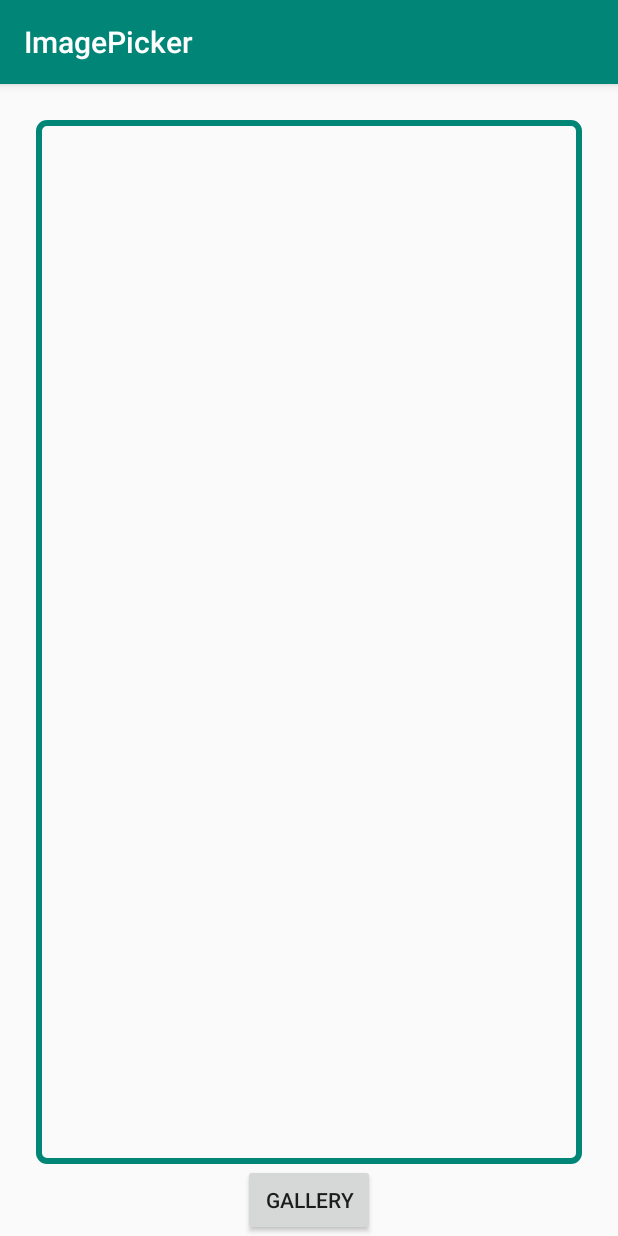
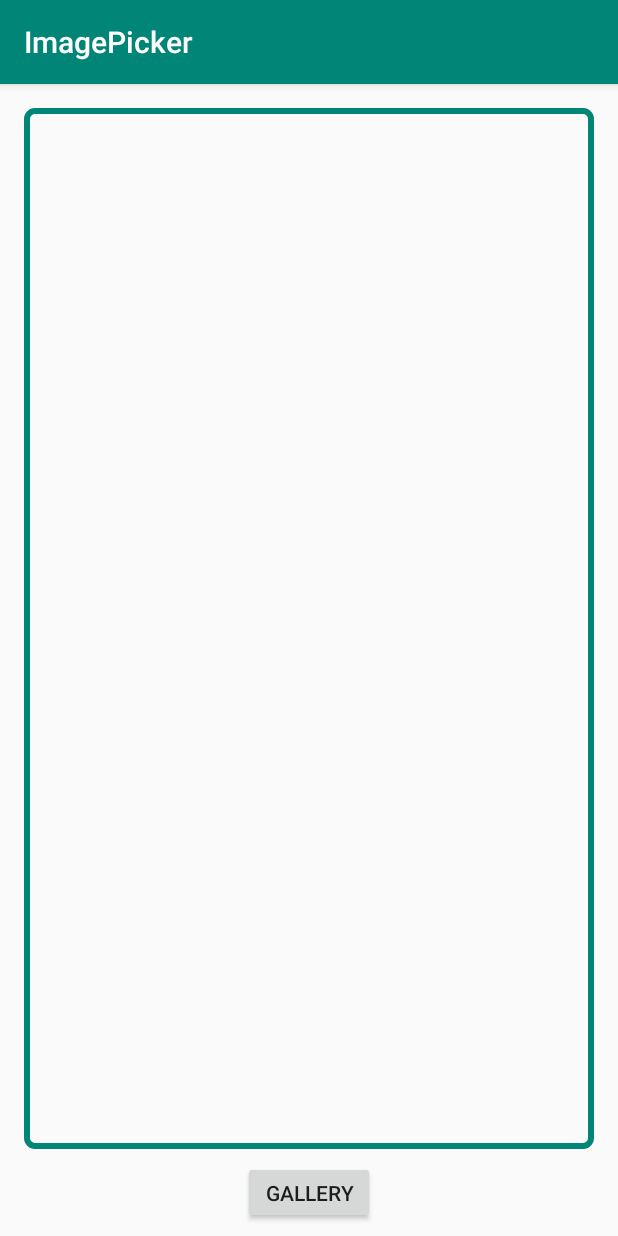
Before and after one commit to Valkaryne/AndroidLab, an Android app: the screen it shows after launch (MainActivity), on a phone screen of 412 x 824 dp. Run offline under Robolectric (Android 15) with nearby library versions, the phone set to English and light mode, and no system bars; 1 statement that could not run was skipped.

Commit message:
[TASK4-20] Refactored 'activity_main.xml'

```diff
--- a/tsk04_Overview/app/src/main/res/layout/activity_main.xml
+++ b/tsk04_Overview/app/src/main/res/layout/activity_main.xml
@@ -1,43 +1,31 @@
 <?xml version="1.0" encoding="utf-8"?>
-<android.support.constraint.ConstraintLayout
+<LinearLayout
     xmlns:android="http://schemas.android.com/apk/res/android"
     xmlns:tools="http://schemas.android.com/tools"
-    xmlns:app="http://schemas.android.com/apk/res-auto"
     android:layout_width="match_parent"
     android:layout_height="match_parent"
+    android:orientation="vertical"
     tools:context=".MainActivity">
 
     <ImageView
-        android:id="@+id/iv_image"
+        android:id="@+id/ivImage"
         android:layout_width="match_parent"
-        android:layout_height="0dp"
-        android:layout_marginStart="24dp"
-        android:layout_marginTop="24dp"
-        android:layout_marginEnd="24dp"
-        android:layout_marginBottom="48dp"
+        android:layout_height="match_parent"
         android:scaleType="centerCrop"
         android:background="@drawable/image_background"
-        app:layout_constraintBottom_toBottomOf="parent"
-        app:layout_constraintEnd_toEndOf="parent"
-        app:layout_constraintHorizontal_bias="0.0"
-        app:layout_constraintStart_toStartOf="parent"
-        app:layout_constraintTop_toTopOf="parent"
-        app:layout_constraintVertical_bias="0.0"
-        app:layout_constraintVertical_weight="0.1"
-        tools:srcCompat="@tools:sample/avatars[3]" />
+        android:layout_weight="10"
+        android:layout_marginTop="@dimen/image_margins"
+        android:layout_marginStart="@dimen/image_margins"
+        android:layout_marginEnd="@dimen/image_margins"
+        android:contentDescription="@string/image_desc"
+        tools:srcCompat="@tools:sample/avatars[3]"/>
 
     <Button
-        android:id="@+id/btn_gallery"
+        android:id="@+id/btnGallery"
         android:layout_width="wrap_content"
         android:layout_height="wrap_content"
-        android:layout_marginStart="8dp"
-        android:layout_marginTop="8dp"
-        android:layout_marginEnd="8dp"
-        android:layout_marginBottom="8dp"
-        android:text="@string/gallery"
-        app:layout_constraintBottom_toBottomOf="parent"
-        app:layout_constraintEnd_toEndOf="parent"
-        app:layout_constraintStart_toStartOf="parent"
-        app:layout_constraintTop_toBottomOf="@+id/iv_image"
-        app:layout_constraintVertical_weight="0.8" />
-</android.support.constraint.ConstraintLayout>
+        android:layout_weight="1"
+        android:layout_margin="@dimen/button_margins"
+        android:layout_gravity="center_horizontal"
+        android:text="@string/gallery"/>
+</LinearLayout>
--- a/tsk04_Overview/app/src/main/res/values/dimens.xml
+++ b/tsk04_Overview/app/src/main/res/values/dimens.xml
@@ -1,3 +1,5 @@
 <?xml version="1.0" encoding="utf-8"?>
 <resources>
+    <dimen name="image_margins">16dp</dimen>
+    <dimen name="button_margins">8dp</dimen>
 </resources>
--- a/tsk04_Overview/app/src/main/res/values/strings.xml
+++ b/tsk04_Overview/app/src/main/res/values/strings.xml
@@ -1,4 +1,5 @@
 <resources>
     <string name="app_name">ImagePicker</string>
     <string name="gallery">Gallery</string>
+    <string name="image_desc">Fill this view with image from the gallery</string>
 </resources>
```
